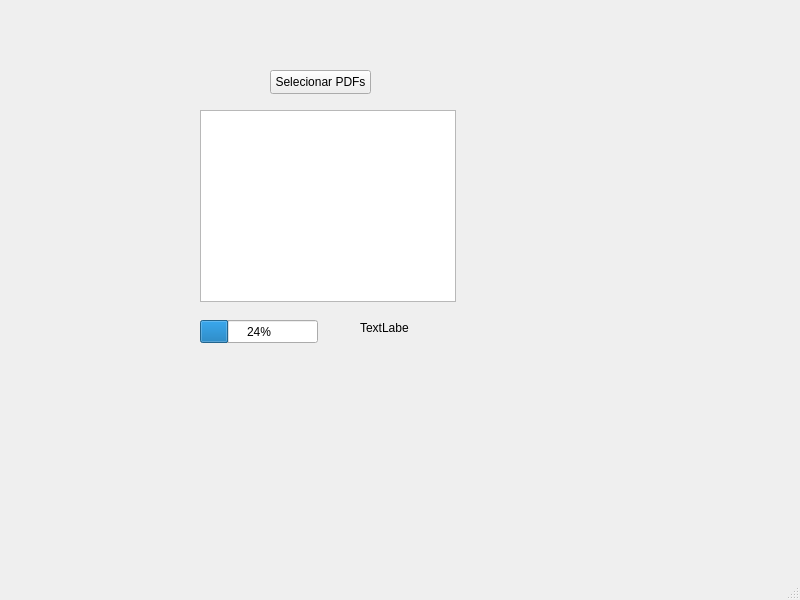
The window that src/gui/ui/main_window.ui (TarleyRodrigues/nfse_extractor) describes before a commit, drawn with Qt 5.
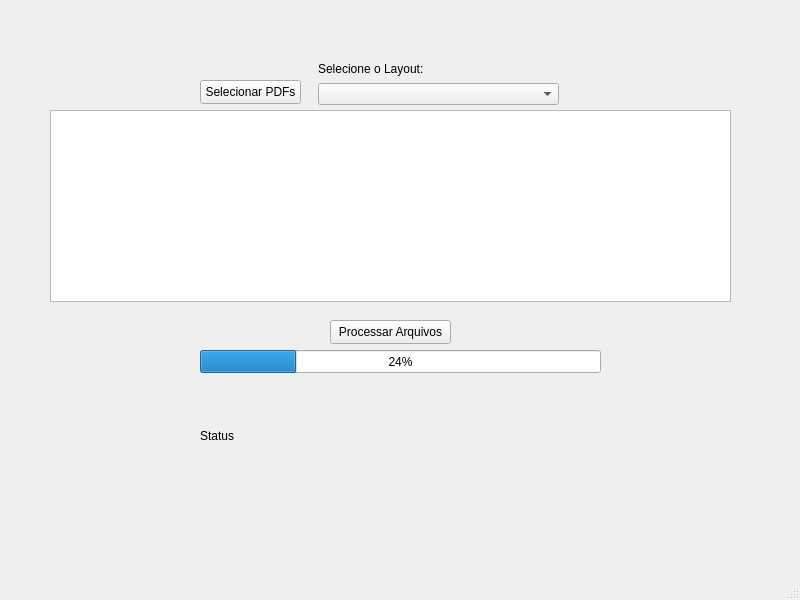
The same window after the commit.

Commit message: Função de escolher o layout e processar

What changed in the file:
```diff
--- a/src/gui/ui/main_window.ui
+++ b/src/gui/ui/main_window.ui
@@ -17,8 +17,8 @@
    <widget class="QPushButton" name="btn_select_pdfs">
     <property name="geometry">
      <rect>
-      <x>270</x>
-      <y>70</y>
+      <x>200</x>
+      <y>80</y>
       <width>101</width>
       <height>24</height>
      </rect>
@@ -30,9 +30,9 @@
    <widget class="QListWidget" name="list_widget_files">
     <property name="geometry">
      <rect>
-      <x>200</x>
+      <x>50</x>
       <y>110</y>
-      <width>256</width>
+      <width>681</width>
       <height>192</height>
      </rect>
     </property>
@@ -41,8 +41,8 @@
     <property name="geometry">
      <rect>
       <x>200</x>
-      <y>320</y>
-      <width>118</width>
+      <y>350</y>
+      <width>401</width>
       <height>23</height>
      </rect>
     </property>
@@ -53,16 +53,51 @@
    <widget class="QLabel" name="label_status">
     <property name="geometry">
      <rect>
-      <x>360</x>
+      <x>200</x>
+      <y>390</y>
+      <width>361</width>
+      <height>91</height>
+     </rect>
+    </property>
+    <property name="text">
+     <string>Status</string>
+    </property>
+   </widget>
+   <widget class="QPushButton" name="btn_process_files">
+    <property name="geometry">
+     <rect>
+      <x>330</x>
       <y>320</y>
-      <width>49</width>
-      <height>16</height>
+      <width>121</width>
+      <height>24</height>
      </rect>
     </property>
     <property name="text">
-     <string>TextLabel</string>
+     <string>Processar Arquivos</string>
     </property>
    </widget>
+   <widget class="QWidget" name="layoutWidget">
+    <property name="geometry">
+     <rect>
+      <x>318</x>
+      <y>60</y>
+      <width>241</width>
+      <height>45</height>
+     </rect>
+    </property>
+    <layout class="QVBoxLayout" name="verticalLayout">
+     <item>
+      <widget class="QLabel" name="SelecioneLayout">
+       <property name="text">
+        <string>Selecione o Layout:</string>
+       </property>
+      </widget>
+     </item>
+     <item>
+      <widget class="QComboBox" name="combo_box_layouts"/>
+     </item>
+    </layout>
+   </widget>
   </widget>
   <widget class="QMenuBar" name="menubar">
    <property name="geometry">
```
The commit also changes 3 other files.
